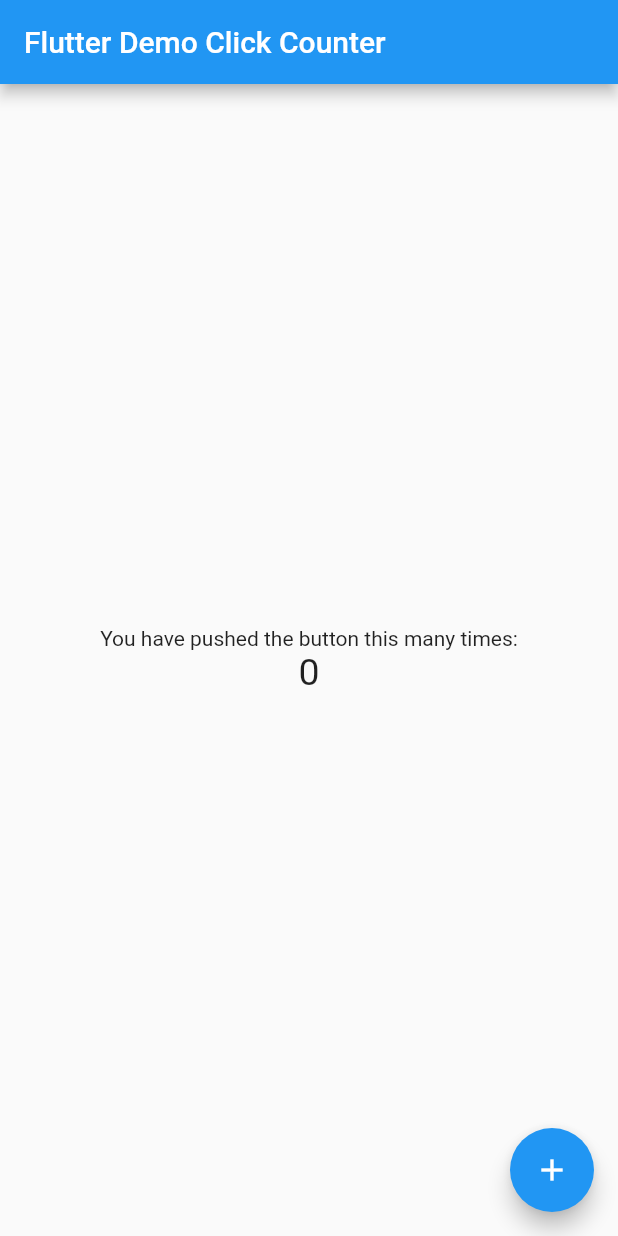
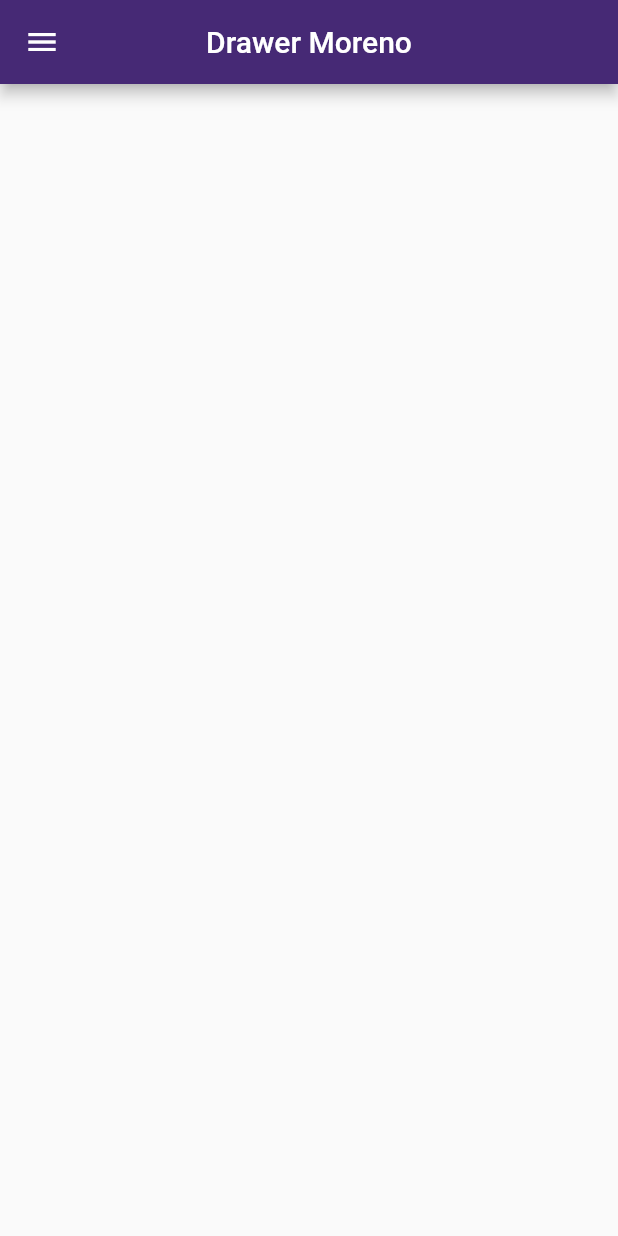
Before and after one commit to MorenoLinda/drawer_p4, a Flutter app: the screen it shows after launch, on a phone screen of 412 x 824 dp. Run offline on Flutter 3.47's test engine with Material 2 defaults, Android fonts, the phone set to English and light mode, and no system bars.

Commit message:
drawerV2

```diff
--- a/lib/main.dart
+++ b/lib/main.dart
@@ -4,14 +4,15 @@ void main() => runApp(MyApp());
 
 class MyApp extends StatelessWidget {
   const MyApp({super.key});
-  static const String _title = 'Flutter Stateful Clicker Counter';
+  static const String _title = 'Drawer de Moreno';
   // This widget is the root of your application.
   @override
   Widget build(BuildContext context) {
     return MaterialApp(
       title: _title,
+      debugShowCheckedModeBanner: false,
       theme: ThemeData(
-        primarySwatch: Colors.blue,
+        primarySwatch: Colors.blueGrey,
       ),
       home: MyHomePage(),
     );
@@ -20,72 +21,61 @@ class MyApp extends StatelessWidget {
 
 class MyHomePage extends StatefulWidget {
   const MyHomePage({super.key});
-  // This widget is the home page of your application. It is stateful, meaning
-  // that it has a State object (defined below) that contains fields that affect
-  // how it looks.
-  // This class is the configuration for the state.
   @override
   _MyHomePageState createState() => _MyHomePageState();
 }
 
 class _MyHomePageState extends State<MyHomePage> {
-  int _counter = 0;
-
-  void _incrementCounter() {
-    setState(() {
-      // This call to setState tells the Flutter framework that something has
-      // changed in this State, which causes it to rerun the build method below
-      // so that the display can reflect the updated values. If we changed
-      // _counter without calling setState(), then the build method would not be
-      // called again, and so nothing would appear to happen.
-      _counter++;
-    });
-  }
-
   @override
   Widget build(BuildContext context) {
-    // This method is rerun every time setState is called, for instance as done
-    // by the _incrementCounter method above.
-    //
-    // The Flutter framework has been optimized to make rerunning build methods
-    // fast, so that you can just rebuild anything that needs updating rather
-    // than having to individually change instances of widgets.
     return Scaffold(
       appBar: AppBar(
-        // Here we take the value from the MyHomePage object that was created by
-        // the App.build method, and use it to set our appbar title.
-        title: Text('Flutter Demo Click Counter'),
+        centerTitle: true,
+        title: Text('Drawer Moreno'),
+        backgroundColor: const Color(0xff462975),
       ),
-      body: Center(
-        // Center is a layout widget. It takes a single child and positions it
-        // in the middle of the parent.
-        child: Column(
-          // Column is also a layout widget. It takes a list of children and
-          // arranges them vertically. By default, it sizes itself to fit its
-          // children horizontally, and tries to be as tall as its parent.
-          //
-          // Column has various properties to control how it sizes itself and
-          // how it positions its children. Here we use mainAxisAlignment to
-          // center the children vertically; the main axis here is the vertical
-          // axis because Columns are vertical (the cross axis would be
-          // horizontal).
-          mainAxisAlignment: MainAxisAlignment.center,
-          children: <Widget>[
-            Text(
-              'You have pushed the button this many times:',
+      drawer: Drawer(
+        child: ListView(
+          // Important: Remove any padding from the ListView.
+          padding: EdgeInsets.zero,
+          children: [
+            const DrawerHeader(
+              decoration: BoxDecoration(
+                color: Color(0xff7b62b9),
+              ),
+              child: Text('Encabezado'),
             ),
-            Text(
-              '$_counter',
-              style: TextStyle(fontSize: 25),
+            ListTile(
+              leading: Icon(
+                Icons.home,
+              ),
+              title: const Text('Pagina 1'),
+              onTap: () {
+                Navigator.pop(context);
+              },
+            ),
+            ListTile(
+              leading: Icon(
+                Icons.train,
+              ),
+              title: const Text('Pagina 2'),
+              onTap: () {
+                Navigator.pop(context);
+              },
+            ),
+            ListTile(
+              leading: Icon(
+                Icons.account_circle_sharp,
+              ),
+              title: const Text('Pagina 3'),
+              onTap: () {
+                Navigator.pop(context);
+              },
             ),
           ],
         ),
       ),
-      floatingActionButton: FloatingActionButton(
-        onPressed: _incrementCounter,
-        tooltip: 'Increment',
-        child: Icon(Icons.add),
-      ),
+      body: Center(),
     );
   }
 }
```
